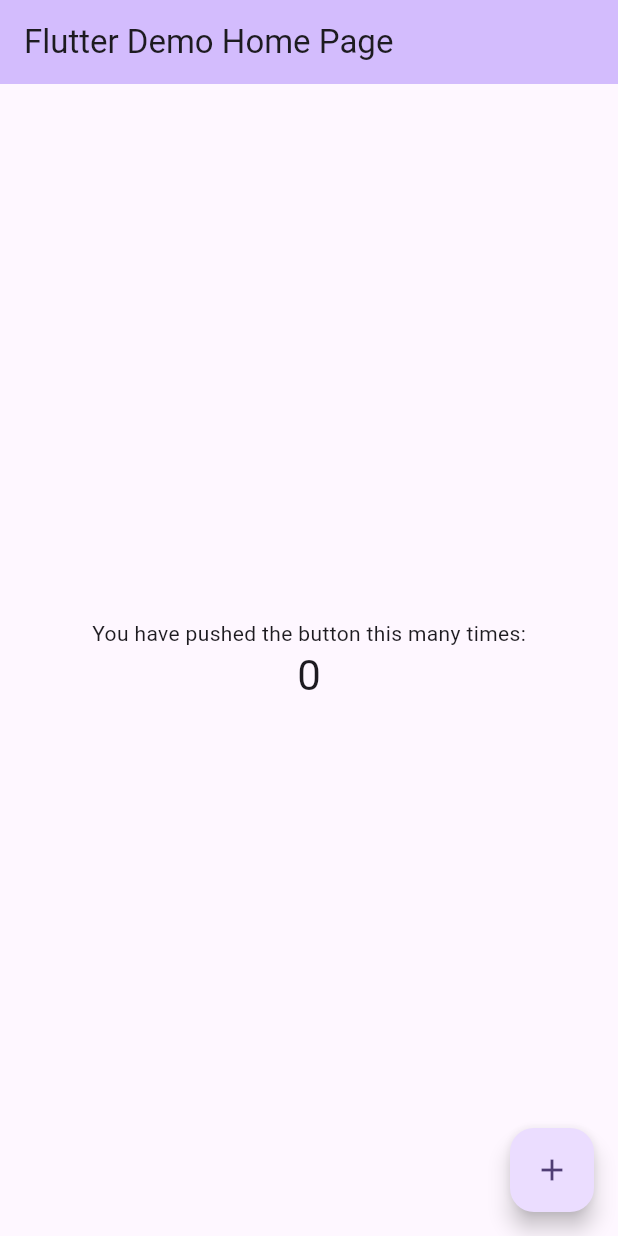
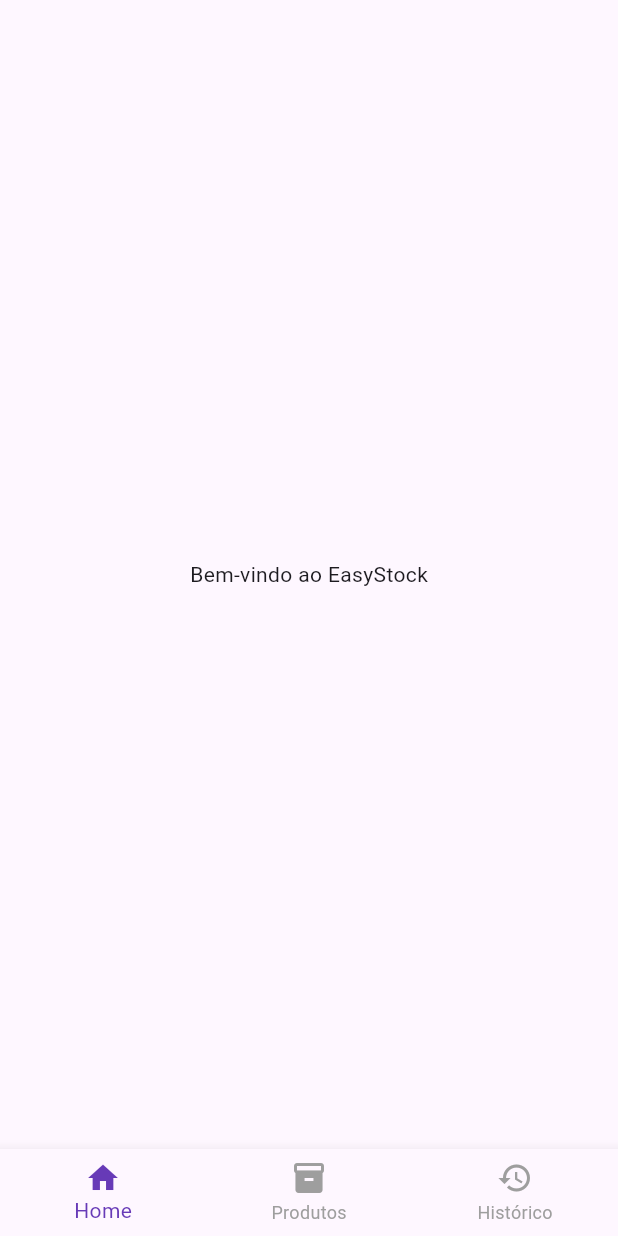
Before and after one commit to alvess09/EasyStock, a Flutter app: the screen it shows after launch, on a phone screen of 412 x 824 dp. Run offline on Flutter 3.47's test engine with Material 3 defaults, Android fonts, the phone set to English and light mode, and no system bars.

Commit message:
add bottomNavigation in App

```diff
--- /dev/null
+++ b/lib/features/home/home_screen.dart
@@ -0,0 +1,50 @@
+import 'package:flutter/material.dart';
+import 'products_screen.dart';
+import 'history_screen.dart';
+
+class HomeScreen extends StatefulWidget {
+  const HomeScreen({super.key});
+
+  @override
+  State<HomeScreen> createState() => _HomeScreenState();
+}
+
+class _HomeScreenState extends State<HomeScreen> {
+  int _selectedIndex = 0;
+
+  final List<Widget> _screens = [
+    const Center(child: Text('Bem-vindo ao EasyStock')), // Home
+    const ProductsScreen(), // Produtos
+    const HistoryScreen(), // Histórico
+  ];
+
+  void _onItemTapped(int index) {
+    setState(() {
+      _selectedIndex = index;
+    });
+  }
+
+  @override
+  Widget build(BuildContext context) {
+    return Scaffold(
+      body: _screens[_selectedIndex],
+      bottomNavigationBar: BottomNavigationBar(
+        currentIndex: _selectedIndex,
+        onTap: _onItemTapped,
+        selectedItemColor: Colors.deepPurple,
+        unselectedItemColor: Colors.grey,
+        items: const [
+          BottomNavigationBarItem(icon: Icon(Icons.home), label: 'Home'),
+          BottomNavigationBarItem(
+            icon: Icon(Icons.inventory),
+            label: 'Produtos',
+          ),
+          BottomNavigationBarItem(
+            icon: Icon(Icons.history),
+            label: 'Histórico',
+          ),
+        ],
+      ),
+    );
+  }
+}
--- a/lib/main.dart
+++ b/lib/main.dart
@@ -1,122 +1,25 @@
+import 'package:easy_stock/features/auth/login_screen.dart';
+import 'package:easy_stock/features/auth/register_screen.dart';
+import 'package:easy_stock/features/home/home_screen.dart';
 import 'package:flutter/material.dart';
 
 void main() {
-  runApp(const MyApp());
+  runApp(const EasyStockApp());
 }
 
-class MyApp extends StatelessWidget {
-  const MyApp({super.key});
+class EasyStockApp extends StatelessWidget {
+  const EasyStockApp({super.key});
 
-  // This widget is the root of your application.
   @override
   Widget build(BuildContext context) {
     return MaterialApp(
-      title: 'Flutter Demo',
-      theme: ThemeData(
-        // This is the theme of your application.
-        //
-        // TRY THIS: Try running your application with "flutter run". You'll see
-        // the application has a purple toolbar. Then, without quitting the app,
-        // try changing the seedColor in the colorScheme below to Colors.green
-        // and then invoke "hot reload" (save your changes or press the "hot
-        // reload" button in a Flutter-supported IDE, or press "r" if you used
-        // the command line to start the app).
-        //
-        // Notice that the counter didn't reset back to zero; the application
-        // state is not lost during the reload. To reset the state, use hot
-        // restart instead.
-        //
-        // This works for code too, not just values: Most code changes can be
-        // tested with just a hot reload.
-        colorScheme: ColorScheme.fromSeed(seedColor: Colors.deepPurple),
-      ),
-      home: const MyHomePage(title: 'Flutter Demo Home Page'),
+      title: 'EasyStock',
+      initialRoute: '/home',
+      routes: {
+        '/login': (context) => const LoginScreen(),
+        '/register': (context) => const RegisterScreen(),
+        '/home': (context) => const HomeScreen(),
+      },
     );
   }
 }
-
-class MyHomePage extends StatefulWidget {
-  const MyHomePage({super.key, required this.title});
-
-  // This widget is the home page of your application. It is stateful, meaning
-  // that it has a State object (defined below) that contains fields that affect
-  // how it looks.
-
-  // This class is the configuration for the state. It holds the values (in this
-  // case the title) provided by the parent (in this case the App widget) and
-  // used by the build method of the State. Fields in a Widget subclass are
-  // always marked "final".
-
-  final String title;
-
-  @override
-  State<MyHomePage> createState() => _MyHomePageState();
-}
-
-class _MyHomePageState extends State<MyHomePage> {
-  int _counter = 0;
-
-  void _incrementCounter() {
-    setState(() {
-      // This call to setState tells the Flutter framework that something has
-      // changed in this State, which causes it to rerun the build method below
-      // so that the display can reflect the updated values. If we changed
-      // _counter without calling setState(), then the build method would not be
-      // called again, and so nothing would appear to happen.
-      _counter++;
-    });
-  }
-
-  @override
-  Widget build(BuildContext context) {
-    // This method is rerun every time setState is called, for instance as done
-    // by the _incrementCounter method above.
-    //
-    // The Flutter framework has been optimized to make rerunning build methods
-    // fast, so that you can just rebuild anything that needs updating rather
-    // than having to individually change instances of widgets.
-    return Scaffold(
-      appBar: AppBar(
-        // TRY THIS: Try changing the color here to a specific color (to
-        // Colors.amber, perhaps?) and trigger a hot reload to see the AppBar
-        // change color while the other colors stay the same.
-        backgroundColor: Theme.of(context).colorScheme.inversePrimary,
-        // Here we take the value from the MyHomePage object that was created by
-        // the App.build method, and use it to set our appbar title.
-        title: Text(widget.title),
-      ),
-      body: Center(
-        // Center is a layout widget. It takes a single child and positions it
-        // in the middle of the parent.
-        child: Column(
-          // Column is also a layout widget. It takes a list of children and
-          // arranges them vertically. By default, it sizes itself to fit its
-          // children horizontally, and tries to be as tall as its parent.
-          //
-          // Column has various properties to control how it sizes itself and
-          // how it positions its children. Here we use mainAxisAlignment to
-          // center the children vertically; the main axis here is the vertical
-          // axis because Columns are vertical (the cross axis would be
-          // horizontal).
-          //
-          // TRY THIS: Invoke "debug painting" (choose the "Toggle Debug Paint"
-          // action in the IDE, or press "p" in the console), to see the
-          // wireframe for each widget.
-          mainAxisAlignment: MainAxisAlignment.center,
-          children: <Widget>[
-            const Text('You have pushed the button this many times:'),
-            Text(
-              '$_counter',
-              style: Theme.of(context).textTheme.headlineMedium,
-            ),
-          ],
-        ),
-      ),
-      floatingActionButton: FloatingActionButton(
-        onPressed: _incrementCounter,
-        tooltip: 'Increment',
-        child: const Icon(Icons.add),
-      ), // This trailing comma makes auto-formatting nicer for build methods.
-    );
-  }
-}
```
Also changed, not shown: lib/features/auth/login_screen.dart (added, +10 -0 lines), lib/features/auth/register_screen.dart (added, +10 -0 lines), lib/features/home/add_product_screen.dart (added, +10 -0 lines), lib/features/home/history_screen.dart (added, +10 -0 lines), lib/features/home/products_screen.dart (added, +11 -0 lines), lib/models/product.dart (added, +11 -0 lines), 3 other files.
